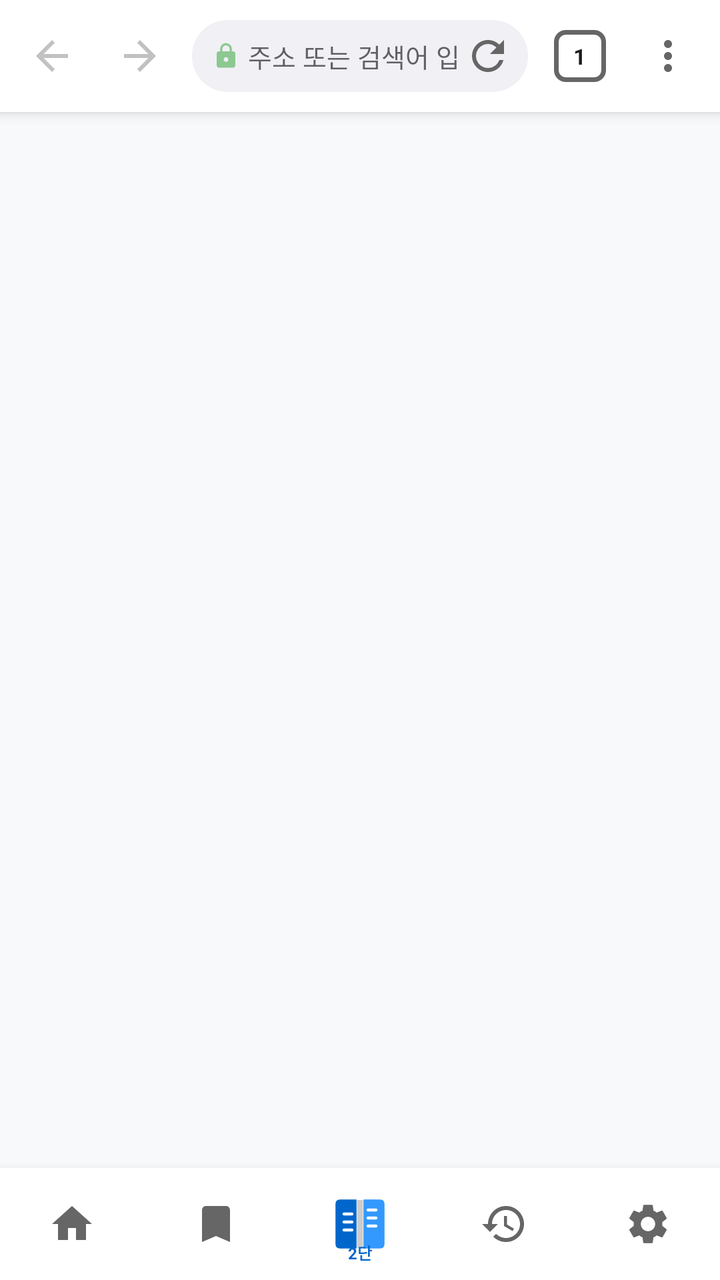
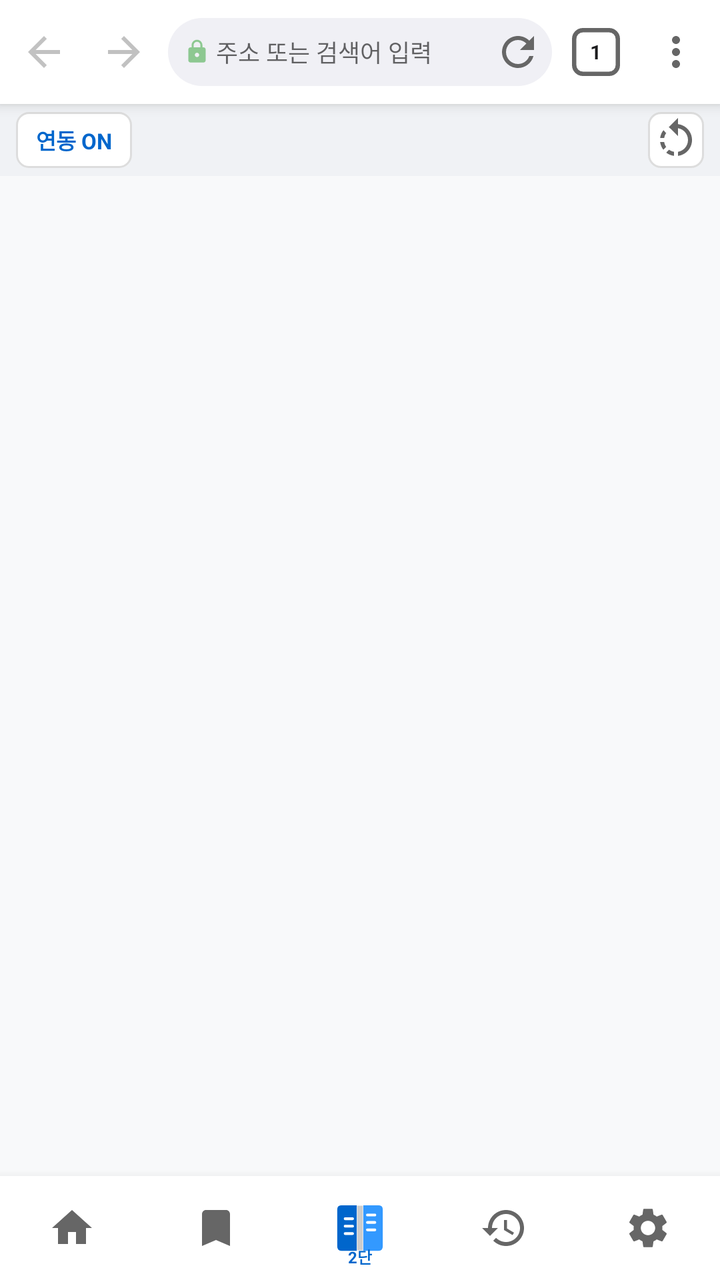

Before-and-after screenshots of an Android layout around one commit, followed by the original layout XML and the change that was made.
<!-- AndroidManifest.xml: application theme Theme.FoldableBrowser -->
<!-- res/layout/activity_main.xml -->
<?xml version="1.0" encoding="utf-8"?>
<androidx.constraintlayout.widget.ConstraintLayout
    xmlns:android="http://schemas.android.com/apk/res/android"
    xmlns:app="http://schemas.android.com/apk/res-auto"
    android:id="@+id/rootLayout"
    android:layout_width="match_parent"
    android:layout_height="match_parent"
    android:background="@color/browser_bg">

    
    <LinearLayout
        android:id="@+id/topToolbar"
        android:layout_width="0dp"
        android:layout_height="56dp"
        android:background="@color/toolbar_bg"
        android:elevation="4dp"
        android:orientation="horizontal"
        android:paddingStart="4dp"
        android:paddingEnd="4dp"
        app:layout_constraintEnd_toEndOf="parent"
        app:layout_constraintStart_toStartOf="parent"
        app:layout_constraintTop_toTopOf="parent">

        
        <ImageButton
            android:id="@+id/btnBack"
            android:layout_width="44dp"
            android:layout_height="match_parent"
            android:background="?attr/selectableItemBackgroundBorderless"
            android:contentDescription="뒤로"
            android:src="@drawable/ic_arrow_back"
            android:alpha="0.4" />

        
        <ImageButton
            android:id="@+id/btnForward"
            android:layout_width="44dp"
            android:layout_height="match_parent"
            android:background="?attr/selectableItemBackgroundBorderless"
            android:contentDescription="앞으로"
            android:src="@drawable/ic_arrow_forward"
            android:alpha="0.4" />

        
        <LinearLayout
            android:id="@+id/addressBarContainer"
            android:layout_width="0dp"
            android:layout_height="36dp"
            android:layout_marginStart="4dp"
            android:layout_marginEnd="4dp"
            android:layout_weight="1"
            android:layout_gravity="center_vertical"
            android:background="@drawable/address_bar_bg"
            android:gravity="center_vertical"
            android:orientation="horizontal"
            android:paddingStart="10dp"
            android:paddingEnd="6dp">

            <ImageView
                android:id="@+id/securityIcon"
                android:layout_width="14dp"
                android:layout_height="14dp"
                android:src="@drawable/ic_lock"
                android:layout_marginEnd="4dp"
                android:alpha="0.6" />

            <EditText
                android:id="@+id/etAddressBar"
                android:layout_width="0dp"
                android:layout_height="match_parent"
                android:layout_weight="1"
                android:background="@null"
                android:hint="주소 또는 검색어 입력"
                android:imeOptions="actionGo"
                android:inputType="textUri"
                android:maxLines="1"
                android:singleLine="true"
                android:textColor="@color/address_text"
                android:textSize="13sp" />

            <ImageButton
                android:id="@+id/btnRefresh"
                android:layout_width="28dp"
                android:layout_height="28dp"
                android:background="?attr/selectableItemBackgroundBorderless"
                android:contentDescription="새로고침"
                android:src="@drawable/ic_refresh" />

        </LinearLayout>

        
        <FrameLayout
            android:id="@+id/btnTabCounter"
            android:layout_width="44dp"
            android:layout_height="match_parent"
            android:background="?attr/selectableItemBackgroundBorderless">

            <ImageView
                android:layout_width="26dp"
                android:layout_height="26dp"
                android:layout_gravity="center"
                android:src="@drawable/ic_tab_counter_bg" />

            <TextView
                android:id="@+id/tvTabCount"
                android:layout_width="wrap_content"
                android:layout_height="wrap_content"
                android:layout_gravity="center"
                android:text="1"
                android:textColor="@color/tab_count_text"
                android:textSize="11sp"
                android:textStyle="bold" />
        </FrameLayout>

        
        <ImageButton
            android:id="@+id/btnMenu"
            android:layout_width="44dp"
            android:layout_height="match_parent"
            android:background="?attr/selectableItemBackgroundBorderless"
            android:contentDescription="메뉴"
            android:src="@drawable/ic_menu" />

    </LinearLayout>

    
    <ProgressBar
        android:id="@+id/progressBar"
        style="?android:attr/progressBarStyleHorizontal"
        android:layout_width="0dp"
        android:layout_height="3dp"
        android:max="100"
        android:progress="0"
        android:progressTint="@color/accent_color"
        android:visibility="gone"
        app:layout_constraintEnd_toEndOf="parent"
        app:layout_constraintStart_toStartOf="parent"
        app:layout_constraintTop_toBottomOf="@id/topToolbar" />

    
    <LinearLayout
        android:id="@+id/webViewContainer"
        android:layout_width="0dp"
        android:layout_height="0dp"
        android:orientation="horizontal"
        app:layout_constraintBottom_toTopOf="@id/bottomNavBar"
        app:layout_constraintEnd_toEndOf="parent"
        app:layout_constraintStart_toStartOf="parent"
        app:layout_constraintTop_toBottomOf="@id/progressBar">

        
        
    </LinearLayout>

    
    <LinearLayout
        android:id="@+id/bottomNavBar"
        android:layout_width="0dp"
        android:layout_height="56dp"
        android:background="@color/toolbar_bg"
        android:elevation="8dp"
        android:gravity="center"
        android:orientation="horizontal"
        app:layout_constraintBottom_toBottomOf="parent"
        app:layout_constraintEnd_toEndOf="parent"
        app:layout_constraintStart_toStartOf="parent">

        
        <ImageButton
            android:id="@+id/btnHome"
            android:layout_width="0dp"
            android:layout_height="match_parent"
            android:layout_weight="1"
            android:background="?attr/selectableItemBackgroundBorderless"
            android:contentDescription="홈"
            android:src="@drawable/ic_home" />

        
        <ImageButton
            android:id="@+id/btnBookmark"
            android:layout_width="0dp"
            android:layout_height="match_parent"
            android:layout_weight="1"
            android:background="?attr/selectableItemBackgroundBorderless"
            android:contentDescription="북마크"
            android:src="@drawable/ic_bookmark" />

        
        <FrameLayout
            android:id="@+id/btnFoldableMode"
            android:layout_width="0dp"
            android:layout_height="match_parent"
            android:layout_weight="1"
            android:background="?attr/selectableItemBackgroundBorderless"
            android:padding="8dp">

            <ImageView
                android:id="@+id/ivFoldableMode"
                android:layout_width="28dp"
                android:layout_height="28dp"
                android:layout_gravity="center"
                android:src="@drawable/ic_foldable_dual"
                android:contentDescription="폴더블 모드 전환" />

            <TextView
                android:id="@+id/tvFoldableMode"
                android:layout_width="wrap_content"
                android:layout_height="wrap_content"
                android:layout_gravity="bottom|center_horizontal"
                android:text="2단"
                android:textColor="@color/accent_color"
                android:textSize="8sp"
                android:textStyle="bold" />
        </FrameLayout>

        
        <ImageButton
            android:id="@+id/btnHistory"
            android:layout_width="0dp"
            android:layout_height="match_parent"
            android:layout_weight="1"
            android:background="?attr/selectableItemBackgroundBorderless"
            android:contentDescription="히스토리"
            android:src="@drawable/ic_history" />

        
        <ImageButton
            android:id="@+id/btnSettings"
            android:layout_width="0dp"
            android:layout_height="match_parent"
            android:layout_weight="1"
            android:background="?attr/selectableItemBackgroundBorderless"
            android:contentDescription="설정"
            android:src="@drawable/ic_settings" />

    </LinearLayout>

    
    <View
        android:id="@+id/panelDivider1"
        android:layout_width="1dp"
        android:layout_height="0dp"
        android:background="@color/divider_color"
        android:visibility="gone"
        app:layout_constraintBottom_toTopOf="@id/bottomNavBar"
        app:layout_constraintStart_toStartOf="parent"
        app:layout_constraintTop_toBottomOf="@id/progressBar" />

    <View
        android:id="@+id/panelDivider2"
        android:layout_width="1dp"
        android:layout_height="0dp"
        android:background="@color/divider_color"
        android:visibility="gone"
        app:layout_constraintBottom_toTopOf="@id/bottomNavBar"
        app:layout_constraintStart_toStartOf="parent"
        app:layout_constraintTop_toBottomOf="@id/progressBar" />

</androidx.constraintlayout.widget.ConstraintLayout>
<!-- resources referenced by this layout -->
<resources>
  <color name="accent_color">#0066CC</color>
  <color name="address_text">#1C1C1E</color>
  <color name="browser_bg">#F8F9FA</color>
  <color name="divider_color">#CCCCCC</color>
  <color name="tab_count_text">#1C1C1E</color>
  <color name="toolbar_bg">#FFFFFF</color>
  <!-- drawable address_bar_bg (drawable) -->
  <?xml version="1.0" encoding="utf-8"?>
  <shape xmlns:android="http://schemas.android.com/apk/res/android"
      android:shape="rectangle">
      <solid android:color="@color/address_bar_bg" />
      <corners android:radius="18dp" />
  </shape>
  <!-- drawable ic_arrow_back (drawable) -->
  <?xml version="1.0" encoding="utf-8"?>
  <vector xmlns:android="http://schemas.android.com/apk/res/android"
      android:width="24dp"
      android:height="24dp"
      android:viewportWidth="24"
      android:viewportHeight="24"
      android:tint="@color/icon_default">
      <path
          android:pathData="M20,11H7.83l5.59,-5.59L12,4l-8,8 8,8 1.41,-1.41L7.83,13H20v-2z"
          android:fillColor="#666666"/>
  </vector>
  <!-- drawable ic_arrow_forward (drawable) -->
  <?xml version="1.0" encoding="utf-8"?>
  <vector xmlns:android="http://schemas.android.com/apk/res/android"
      android:width="24dp"
      android:height="24dp"
      android:viewportWidth="24"
      android:viewportHeight="24">
      <path
          android:pathData="M12,4l-1.41,1.41L16.17,11H4v2h12.17l-5.58,5.59L12,20l8,-8z"
          android:fillColor="#666666"/>
  </vector>
  <!-- drawable ic_bookmark (drawable) -->
  <?xml version="1.0" encoding="utf-8"?>
  <vector xmlns:android="http://schemas.android.com/apk/res/android"
      android:width="24dp"
      android:height="24dp"
      android:viewportWidth="24"
      android:viewportHeight="24">
      <path
          android:pathData="M17,3H7c-1.1,0 -1.99,0.9 -1.99,2L5,21l7,-3 7,3V5c0,-1.1 -0.9,-2 -2,-2z"
          android:fillColor="#666666"/>
  </vector>
  <!-- drawable ic_home (drawable) -->
  <?xml version="1.0" encoding="utf-8"?>
  <vector xmlns:android="http://schemas.android.com/apk/res/android"
      android:width="24dp"
      android:height="24dp"
      android:viewportWidth="24"
      android:viewportHeight="24">
      <path
          android:pathData="M10,20v-6h4v6h5v-8h3L12,3 2,12h3v8z"
          android:fillColor="#666666"/>
  </vector>
  <!-- drawable ic_tab_counter_bg (drawable) -->
  <?xml version="1.0" encoding="utf-8"?>
  <shape xmlns:android="http://schemas.android.com/apk/res/android"
      android:shape="rectangle">
      <stroke
          android:width="2dp"
          android:color="@color/icon_default" />
      <corners android:radius="4dp" />
      <solid android:color="@android:color/transparent" />
      <size
          android:width="22dp"
          android:height="22dp" />
  </shape>
  <color name="address_bar_bg">#F0F0F5</color>
  <color name="icon_default">#666666</color>
  <color name="accent_light">#3399FF</color>
  <color name="white">#FFFFFFFF</color>
  <!-- unchanged entries left out for length: 7 -->
</resources>

<!-- the commit's change to res/layout/activity_main.xml (unified diff, before → after) -->
@@ -11,12 +11,12 @@
     <LinearLayout
         android:id="@+id/topToolbar"
         android:layout_width="0dp"
-        android:layout_height="56dp"
+        android:layout_height="52dp"
         android:background="@color/toolbar_bg"
         android:elevation="4dp"
         android:orientation="horizontal"
-        android:paddingStart="4dp"
-        android:paddingEnd="4dp"
+        android:paddingStart="2dp"
+        android:paddingEnd="2dp"
         app:layout_constraintEnd_toEndOf="parent"
         app:layout_constraintStart_toStartOf="parent"
         app:layout_constraintTop_toTopOf="parent">
@@ -24,7 +24,7 @@
         
         <ImageButton
             android:id="@+id/btnBack"
-            android:layout_width="44dp"
+            android:layout_width="40dp"
             android:layout_height="match_parent"
             android:background="?attr/selectableItemBackgroundBorderless"
             android:contentDescription="뒤로"
@@ -34,7 +34,7 @@
         
         <ImageButton
             android:id="@+id/btnForward"
-            android:layout_width="44dp"
+            android:layout_width="40dp"
             android:layout_height="match_parent"
             android:background="?attr/selectableItemBackgroundBorderless"
             android:contentDescription="앞으로"
@@ -45,23 +45,23 @@
         <LinearLayout
             android:id="@+id/addressBarContainer"
             android:layout_width="0dp"
-            android:layout_height="36dp"
-            android:layout_marginStart="4dp"
-            android:layout_marginEnd="4dp"
+            android:layout_height="34dp"
+            android:layout_marginStart="2dp"
+            android:layout_marginEnd="2dp"
             android:layout_weight="1"
             android:layout_gravity="center_vertical"
             android:background="@drawable/address_bar_bg"
             android:gravity="center_vertical"
             android:orientation="horizontal"
-            android:paddingStart="10dp"
-            android:paddingEnd="6dp">
+            android:paddingStart="8dp"
+            android:paddingEnd="4dp">
 
             <ImageView
                 android:id="@+id/securityIcon"
-                android:layout_width="14dp"
-                android:layout_height="14dp"
+                android:layout_width="13dp"
+                android:layout_height="13dp"
                 android:src="@drawable/ic_lock"
-                android:layout_marginEnd="4dp"
+                android:layout_marginEnd="3dp"
                 android:alpha="0.6" />
 
             <EditText
@@ -76,12 +76,12 @@
                 android:maxLines="1"
                 android:singleLine="true"
                 android:textColor="@color/address_text"
-                android:textSize="13sp" />
+                android:textSize="12sp" />
 
             <ImageButton
                 android:id="@+id/btnRefresh"
-                android:layout_width="28dp"
-                android:layout_height="28dp"
+                android:layout_width="26dp"
+                android:layout_height="26dp"
                 android:background="?attr/selectableItemBackgroundBorderless"
                 android:contentDescription="새로고침"
                 android:src="@drawable/ic_refresh" />
@@ -91,13 +91,13 @@
         
         <FrameLayout
             android:id="@+id/btnTabCounter"
-            android:layout_width="44dp"
+            android:layout_width="40dp"
             android:layout_height="match_parent"
             android:background="?attr/selectableItemBackgroundBorderless">
 
             <ImageView
-                android:layout_width="26dp"
-                android:layout_height="26dp"
+                android:layout_width="24dp"
+                android:layout_height="24dp"
                 android:layout_gravity="center"
                 android:src="@drawable/ic_tab_counter_bg" />
 
@@ -108,18 +108,63 @@
                 android:layout_gravity="center"
                 android:text="1"
                 android:textColor="@color/tab_count_text"
-                android:textSize="11sp"
+                android:textSize="10sp"
                 android:textStyle="bold" />
         </FrameLayout>
 
         
         <ImageButton
             android:id="@+id/btnMenu"
-            android:layout_width="44dp"
+            android:layout_width="40dp"
             android:layout_height="match_parent"
             android:background="?attr/selectableItemBackgroundBorderless"
             android:contentDescription="메뉴"
             android:src="@drawable/ic_menu" />
+
+    </LinearLayout>
+
+    
+    <LinearLayout
+        android:id="@+id/controlBar"
+        android:layout_width="0dp"
+        android:layout_height="36dp"
+        android:background="@color/control_bar_bg"
+        android:gravity="center_vertical"
+        android:orientation="horizontal"
+        android:paddingStart="8dp"
+        android:paddingEnd="8dp"
+        app:layout_constraintEnd_toEndOf="parent"
+        app:layout_constraintStart_toStartOf="parent"
+        app:layout_constraintTop_toBottomOf="@id/topToolbar">
+
+        
+        <TextView
+            android:id="@+id/btnSyncScroll"
+            android:layout_width="wrap_content"
+            android:layout_height="28dp"
+            android:background="@drawable/btn_control_bg"
+            android:gravity="center"
+            android:paddingStart="10dp"
+            android:paddingEnd="10dp"
+            android:text="연동 ON"
+            android:textColor="@color/accent_color"
+            android:textSize="11sp"
+            android:textStyle="bold" />
+
+        <View
+            android:layout_width="0dp"
+            android:layout_height="1dp"
+            android:layout_weight="1" />
+
+        
+        <ImageButton
+            android:id="@+id/btnRotate"
+            android:layout_width="28dp"
+            android:layout_height="28dp"
+            android:background="@drawable/btn_control_bg"
+            android:contentDescription="화면 회전"
+            android:src="@drawable/ic_rotate"
+            android:padding="4dp" />
 
     </LinearLayout>
 
@@ -135,7 +180,7 @@
         android:visibility="gone"
         app:layout_constraintEnd_toEndOf="parent"
         app:layout_constraintStart_toStartOf="parent"
-        app:layout_constraintTop_toBottomOf="@id/topToolbar" />
+        app:layout_constraintTop_toBottomOf="@id/controlBar" />
 
     
     <LinearLayout
@@ -146,17 +191,13 @@
         app:layout_constraintBottom_toTopOf="@id/bottomNavBar"
         app:layout_constraintEnd_toEndOf="parent"
         app:layout_constraintStart_toStartOf="parent"
-        app:layout_constraintTop_toBottomOf="@id/progressBar">
-
-        
-        
-    </LinearLayout>
+        app:layout_constraintTop_toBottomOf="@id/progressBar" />
 
     
     <LinearLayout
         android:id="@+id/bottomNavBar"
         android:layout_width="0dp"
-        android:layout_height="56dp"
+        android:layout_height="52dp"
         android:background="@color/toolbar_bg"
         android:elevation="8dp"
         android:gravity="center"
@@ -192,12 +233,12 @@
             android:layout_height="match_parent"
             android:layout_weight="1"
             android:background="?attr/selectableItemBackgroundBorderless"
-            android:padding="8dp">
+            android:padding="6dp">
 
             <ImageView
                 android:id="@+id/ivFoldableMode"
-                android:layout_width="28dp"
-                android:layout_height="28dp"
+                android:layout_width="26dp"
+                android:layout_height="26dp"
                 android:layout_gravity="center"
                 android:src="@drawable/ic_foldable_dual"
                 android:contentDescription="폴더블 모드 전환" />
@@ -235,25 +276,4 @@
 
     </LinearLayout>
 
-    
-    <View
-        android:id="@+id/panelDivider1"
-        android:layout_width="1dp"
-        android:layout_height="0dp"
-        android:background="@color/divider_color"
-        android:visibility="gone"
-        app:layout_constraintBottom_toTopOf="@id/bottomNavBar"
-        app:layout_constraintStart_toStartOf="parent"
-        app:layout_constraintTop_toBottomOf="@id/progressBar" />
-
-    <View
-        android:id="@+id/panelDivider2"
-        android:layout_width="1dp"
-        android:layout_height="0dp"
-        android:background="@color/divider_color"
-        android:visibility="gone"
-        app:layout_constraintBottom_toTopOf="@id/bottomNavBar"
-        app:layout_constraintStart_toStartOf="parent"
-        app:layout_constraintTop_toBottomOf="@id/progressBar" />
-
 </androidx.constraintlayout.widget.ConstraintLayout>
<!-- resource entries referenced after the edit -->
@@ -3,7 +3,7 @@
   <color name="accent_color">#0066CC</color>
   <color name="address_text">#1C1C1E</color>
   <color name="browser_bg">#F8F9FA</color>
-  <color name="divider_color">#CCCCCC</color>
+  <color name="control_bar_bg">#F0F2F5</color>
   <color name="tab_count_text">#1C1C1E</color>
   <color name="toolbar_bg">#FFFFFF</color>
   <!-- drawable address_bar_bg (drawable) -->
@@ -12,6 +12,14 @@
       android:shape="rectangle">
       <solid android:color="@color/address_bar_bg" />
       <corners android:radius="18dp" />
+  </shape>
+  <!-- drawable btn_control_bg (drawable) -->
+  <?xml version="1.0" encoding="utf-8"?>
+  <shape xmlns:android="http://schemas.android.com/apk/res/android"
+      android:shape="rectangle">
+      <solid android:color="#FFFFFF" />
+      <stroke android:width="1dp" android:color="#DDDDDD" />
+      <corners android:radius="6dp" />
   </shape>
   <!-- drawable ic_arrow_back (drawable) -->
   <?xml version="1.0" encoding="utf-8"?>
@@ -58,6 +66,17 @@
           android:pathData="M10,20v-6h4v6h5v-8h3L12,3 2,12h3v8z"
           android:fillColor="#666666"/>
   </vector>
+  <!-- drawable ic_rotate (drawable) -->
+  <?xml version="1.0" encoding="utf-8"?>
+  <vector xmlns:android="http://schemas.android.com/apk/res/android"
+      android:width="24dp"
+      android:height="24dp"
+      android:viewportWidth="24"
+      android:viewportHeight="24">
+      <path
+          android:fillColor="#666666"
+          android:pathData="M7.11,8.53L5.7,7.11C4.8,8.27 4.24,9.61 4.07,11h2.02c0.14,-0.87 0.49,-1.72 1.02,-2.47zM6.09,13H4.07c0.17,1.39 0.72,2.73 1.62,3.89l1.41,-1.42C6.59,14.72 6.23,13.88 6.09,13zM7.1,18.32c1.16,0.9 2.51,1.44 3.9,1.61V17.9c-0.87,-0.15 -1.71,-0.49 -2.46,-1.03L7.1,18.32zM13,4.07V1L8.45,5.55 13,10V6.09c2.84,0.48 5,2.94 5,5.91s-2.16,5.43 -5,5.91v2.02c3.95,-0.49 7,-3.85 7,-7.93s-3.05,-7.44 -7,-7.93z"/>
+  </vector>
   <!-- drawable ic_tab_counter_bg (drawable) -->
   <?xml version="1.0" encoding="utf-8"?>
   <shape xmlns:android="http://schemas.android.com/apk/res/android"
